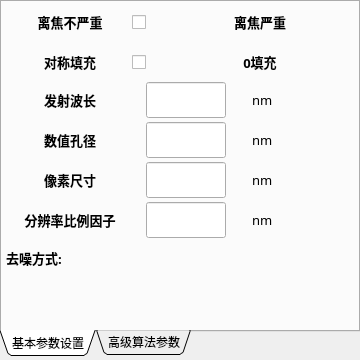
Ruoave/Dark-optical-sectioning-with-Qt-, file greenwidget.ui: the form before one commit.
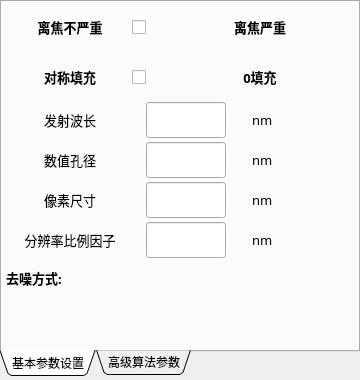
The form after the commit. Custom widgets are drawn as their Qt base class.

Commit message: ui 5.2.1 参数控件颜色外观设定完毕

The edit to the form file:
```diff
--- a/greenwidget.ui
+++ b/greenwidget.ui
@@ -7,7 +7,7 @@
     <x>0</x>
     <y>0</y>
     <width>360</width>
-    <height>360</height>
+    <height>380</height>
    </rect>
   </property>
   <property name="windowTitle">
@@ -19,7 +19,7 @@
      <x>0</x>
      <y>0</y>
      <width>360</width>
-     <height>356</height>
+     <height>376</height>
     </rect>
    </property>
    <property name="sizePolicy">
@@ -65,7 +65,7 @@
        <x>20</x>
        <y>0</y>
        <width>96</width>
-       <height>40</height>
+       <height>50</height>
       </rect>
      </property>
      <property name="font">
@@ -97,7 +97,7 @@
        <x>210</x>
        <y>0</y>
        <width>96</width>
-       <height>40</height>
+       <height>50</height>
       </rect>
      </property>
      <property name="font">
@@ -129,7 +129,7 @@
        <x>130</x>
        <y>0</y>
        <width>80</width>
-       <height>40</height>
+       <height>50</height>
       </rect>
      </property>
      <property name="text">
@@ -140,9 +140,9 @@
      <property name="geometry">
       <rect>
        <x>20</x>
-       <y>40</y>
+       <y>50</y>
        <width>96</width>
-       <height>40</height>
+       <height>50</height>
       </rect>
      </property>
      <property name="font">
@@ -172,9 +172,9 @@
      <property name="geometry">
       <rect>
        <x>130</x>
-       <y>40</y>
+       <y>50</y>
        <width>80</width>
-       <height>40</height>
+       <height>50</height>
       </rect>
      </property>
      <property name="text">
@@ -185,7 +185,7 @@
      <property name="geometry">
       <rect>
        <x>144</x>
-       <y>80</y>
+       <y>100</y>
        <width>80</width>
        <height>36</height>
       </rect>
@@ -195,7 +195,7 @@
      <property name="geometry">
       <rect>
        <x>8</x>
-       <y>80</y>
+       <y>100</y>
        <width>120</width>
        <height>36</height>
       </rect>
@@ -204,9 +204,9 @@
       <font>
        <family>微软雅黑</family>
        <pointsize>10</pointsize>
-       <weight>75</weight>
+       <weight>50</weight>
        <italic>false</italic>
-       <bold>true</bold>
+       <bold>false</bold>
        <underline>false</underline>
       </font>
      </property>
@@ -227,7 +227,7 @@
      <property name="geometry">
       <rect>
        <x>8</x>
-       <y>120</y>
+       <y>140</y>
        <width>120</width>
        <height>36</height>
       </rect>
@@ -236,9 +236,9 @@
       <font>
        <family>微软雅黑</family>
        <pointsize>10</pointsize>
-       <weight>75</weight>
+       <weight>50</weight>
        <italic>false</italic>
-       <bold>true</bold>
+       <bold>false</bold>
        <underline>false</underline>
       </font>
      </property>
@@ -259,7 +259,7 @@
      <property name="geometry">
       <rect>
        <x>144</x>
-       <y>120</y>
+       <y>140</y>
        <width>80</width>
        <height>36</height>
       </rect>
@@ -269,7 +269,7 @@
      <property name="geometry">
       <rect>
        <x>8</x>
-       <y>160</y>
+       <y>180</y>
        <width>120</width>
        <height>36</height>
       </rect>
@@ -278,9 +278,9 @@
       <font>
        <family>微软雅黑</family>
        <pointsize>10</pointsize>
-       <weight>75</weight>
+       <weight>50</weight>
        <italic>false</italic>
-       <bold>true</bold>
+       <bold>false</bold>
        <underline>false</underline>
       </font>
      </property>
@@ -301,7 +301,7 @@
      <property name="geometry">
       <rect>
        <x>144</x>
-       <y>160</y>
+       <y>180</y>
        <width>80</width>
        <height>36</height>
       </rect>
@@ -311,7 +311,7 @@
      <property name="geometry">
       <rect>
        <x>250</x>
-       <y>80</y>
+       <y>100</y>
        <width>36</width>
        <height>36</height>
       </rect>
@@ -340,7 +340,7 @@
      <property name="geometry">
       <rect>
        <x>250</x>
-       <y>120</y>
+       <y>140</y>
        <width>36</width>
        <height>36</height>
       </rect>
@@ -369,7 +369,7 @@
      <property name="geometry">
       <rect>
        <x>250</x>
-       <y>160</y>
+       <y>180</y>
        <width>36</width>
        <height>36</height>
       </rect>
@@ -398,7 +398,7 @@
      <property name="geometry">
       <rect>
        <x>250</x>
-       <y>200</y>
+       <y>220</y>
        <width>36</width>
        <height>36</height>
       </rect>
@@ -427,7 +427,7 @@
      <property name="geometry">
       <rect>
        <x>144</x>
-       <y>200</y>
+       <y>220</y>
        <width>80</width>
        <height>36</height>
       </rect>
@@ -437,7 +437,7 @@
      <property name="geometry">
       <rect>
        <x>8</x>
-       <y>200</y>
+       <y>220</y>
        <width>120</width>
        <height>36</height>
       </rect>
@@ -446,9 +446,9 @@
       <font>
        <family>微软雅黑</family>
        <pointsize>10</pointsize>
-       <weight>75</weight>
+       <weight>50</weight>
        <italic>false</italic>
-       <bold>true</bold>
+       <bold>false</bold>
        <underline>false</underline>
       </font>
      </property>
@@ -469,7 +469,7 @@
      <property name="geometry">
       <rect>
        <x>4</x>
-       <y>248</y>
+       <y>268</y>
        <width>80</width>
        <height>16</height>
       </rect>
@@ -501,7 +501,7 @@
      <property name="geometry">
       <rect>
        <x>0</x>
-       <y>260</y>
+       <y>280</y>
        <width>360</width>
        <height>56</height>
       </rect>
@@ -511,9 +511,9 @@
      <property name="geometry">
       <rect>
        <x>210</x>
-       <y>40</y>
+       <y>50</y>
        <width>96</width>
-       <height>40</height>
+       <height>50</height>
       </rect>
      </property>
      <property name="font">
```
The commit also changes 3 other files.
